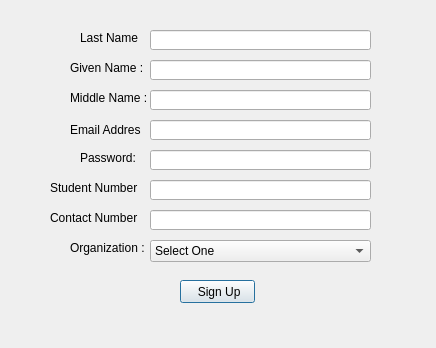
Before: the Qt Designer form signUp.ui in jvgcalites/Room-Reservation, drawn with Qt 5.
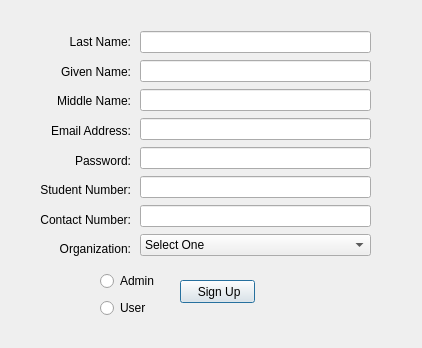
After: the same form once the commit is applied.

```diff
--- a/signUp.ui
+++ b/signUp.ui
@@ -6,87 +6,113 @@
    <rect>
     <x>0</x>
     <y>0</y>
-    <width>436</width>
+    <width>422</width>
     <height>348</height>
    </rect>
   </property>
   <property name="windowTitle">
    <string>Dialog</string>
   </property>
-  <widget class="QLabel" name="label_givenName">
+  <widget class="QPushButton" name="pushButton_signUp">
    <property name="geometry">
     <rect>
-     <x>70</x>
-     <y>60</y>
-     <width>81</width>
-     <height>16</height>
+     <x>180</x>
+     <y>280</y>
+     <width>75</width>
+     <height>23</height>
     </rect>
    </property>
    <property name="text">
-    <string>Given Name :</string>
+    <string> Sign Up</string>
    </property>
   </widget>
-  <widget class="QLabel" name="label_studentNumber">
+  <widget class="QWidget" name="verticalLayoutWidget">
    <property name="geometry">
     <rect>
-     <x>50</x>
-     <y>180</y>
-     <width>91</width>
-     <height>16</height>
+     <x>100</x>
+     <y>270</y>
+     <width>71</width>
+     <height>51</height>
     </rect>
    </property>
+   <layout class="QVBoxLayout" name="verticalLayout">
+    <item>
+     <widget class="QRadioButton" name="radioButton_admin">
    <property name="text">
-    <string>Student Number : </string>
-   </property>
-  </widget>
+       <string>Admin</string>
+      </property>
+     </widget>
+    </item>
+    <item>
+     <widget class="QRadioButton" name="radioButton_User">
+      <property name="text">
+       <string>User </string>
+      </property>
+     </widget>
+    </item>
+   </layout>
+  </widget>
+  <widget class="QWidget" name="layoutWidget">
+   <property name="geometry">
+    <rect>
+     <x>140</x>
+     <y>30</y>
+     <width>231</width>
+     <height>231</height>
+    </rect>
+   </property>
+   <layout class="QVBoxLayout" name="verticalLayout_3">
+    <item>
   <widget class="QLineEdit" name="lineEdit_lastName">
-   <property name="geometry">
-    <rect>
-     <x>150</x>
-     <y>30</y>
-     <width>221</width>
-     <height>20</height>
-    </rect>
-   </property>
+      <property name="text">
+       <string/>
+      </property>
+     </widget>
+    </item>
+    <item>
+     <widget class="QLineEdit" name="lineEdit_givenName">
    <property name="text">
     <string/>
    </property>
   </widget>
+    </item>
+    <item>
   <widget class="QLineEdit" name="lineEdit_middleName">
-   <property name="geometry">
-    <rect>
-     <x>150</x>
-     <y>90</y>
-     <width>221</width>
-     <height>20</height>
-    </rect>
-   </property>
+      <property name="text">
+       <string/>
+      </property>
+     </widget>
+    </item>
+    <item>
+     <widget class="QLineEdit" name="lineEdit_emailAddress">
    <property name="text">
     <string/>
    </property>
   </widget>
-  <widget class="QLabel" name="label_organization">
-   <property name="geometry">
-    <rect>
-     <x>70</x>
-     <y>240</y>
-     <width>91</width>
-     <height>16</height>
-    </rect>
-   </property>
+    </item>
+    <item>
+     <widget class="QLineEdit" name="lineEdit_password">
+      <property name="text">
+       <string/>
+      </property>
+     </widget>
+    </item>
+    <item>
+     <widget class="QLineEdit" name="lineEdit_studentNumber">
    <property name="text">
-    <string>Organization :</string>
-   </property>
-  </widget>
+       <string/>
+      </property>
+     </widget>
+    </item>
+    <item>
+     <widget class="QLineEdit" name="lineEdit_contactNum">
+      <property name="text">
+       <string/>
+      </property>
+     </widget>
+    </item>
+    <item>
   <widget class="QComboBox" name="comboBox_organization">
-   <property name="geometry">
-    <rect>
-     <x>150</x>
-     <y>240</y>
-     <width>221</width>
-     <height>22</height>
-    </rect>
-   </property>
    <item>
     <property name="text">
      <string>Select One</string>
@@ -138,150 +164,115 @@
     </property>
    </item>
   </widget>
-  <widget class="QLabel" name="label_contantNum">
-   <property name="geometry">
-    <rect>
-     <x>50</x>
-     <y>210</y>
-     <width>91</width>
-     <height>16</height>
-    </rect>
-   </property>
-   <property name="text">
-    <string>Contact Number : </string>
-   </property>
+    </item>
+   </layout>
   </widget>
-  <widget class="QPushButton" name="pushButton_signUp">
+  <widget class="QWidget" name="layoutWidget">
    <property name="geometry">
     <rect>
-     <x>180</x>
-     <y>280</y>
-     <width>75</width>
-     <height>23</height>
+     <x>20</x>
+     <y>30</y>
+     <width>111</width>
+     <height>231</height>
     </rect>
    </property>
-   <property name="text">
-    <string> Sign Up</string>
-   </property>
-  </widget>
-  <widget class="QLineEdit" name="lineEdit_contactNum">
-   <property name="geometry">
-    <rect>
-     <x>150</x>
-     <y>210</y>
-     <width>221</width>
-     <height>20</height>
-    </rect>
-   </property>
-   <property name="text">
-    <string/>
-   </property>
-  </widget>
-  <widget class="QLineEdit" name="lineEdit_studentNumber">
-   <property name="geometry">
-    <rect>
-     <x>150</x>
-     <y>180</y>
-     <width>221</width>
-     <height>20</height>
-    </rect>
-   </property>
-   <property name="text">
-    <string/>
-   </property>
-  </widget>
-  <widget class="QLabel" name="label_middleName">
-   <property name="geometry">
-    <rect>
-     <x>70</x>
-     <y>90</y>
-     <width>81</width>
-     <height>16</height>
-    </rect>
-   </property>
-   <property name="text">
-    <string>Middle Name : </string>
-   </property>
-  </widget>
-  <widget class="QLineEdit" name="lineEdit_givenName">
-   <property name="geometry">
-    <rect>
-     <x>150</x>
-     <y>60</y>
-     <width>221</width>
-     <height>20</height>
-    </rect>
-   </property>
-   <property name="text">
-    <string/>
-   </property>
-  </widget>
+   <layout class="QVBoxLayout" name="verticalLayout_4">
+    <item>
   <widget class="QLabel" name="label_lastName">
-   <property name="geometry">
-    <rect>
-     <x>80</x>
-     <y>30</y>
-     <width>61</width>
-     <height>16</height>
-    </rect>
-   </property>
    <property name="text">
-    <string>Last Name : </string>
-   </property>
-  </widget>
-  <widget class="QLabel" name="label_password">
-   <property name="geometry">
-    <rect>
-     <x>80</x>
-     <y>150</y>
-     <width>61</width>
-     <height>16</height>
-    </rect>
-   </property>
-   <property name="text">
-    <string>Password:</string>
-   </property>
-  </widget>
-  <widget class="QLineEdit" name="lineEdit_password">
-   <property name="geometry">
-    <rect>
-     <x>150</x>
-     <y>150</y>
-     <width>221</width>
-     <height>20</height>
-    </rect>
-   </property>
+       <string>        Last Name:</string>
+      </property>
+      <property name="alignment">
+       <set>Qt::AlignRight|Qt::AlignTrailing|Qt::AlignVCenter</set>
+      </property>
+     </widget>
+    </item>
+    <item>
+     <widget class="QLabel" name="label_givenName">
    <property name="text">
-    <string/>
-   </property>
-  </widget>
-  <widget class="QLineEdit" name="lineEdit_emailAddress">
-   <property name="geometry">
-    <rect>
-     <x>150</x>
-     <y>120</y>
-     <width>221</width>
-     <height>20</height>
-    </rect>
-   </property>
+       <string>      Given Name:</string>
+      </property>
+      <property name="alignment">
+       <set>Qt::AlignRight|Qt::AlignTrailing|Qt::AlignVCenter</set>
+      </property>
+     </widget>
+    </item>
+    <item>
+     <widget class="QLabel" name="label_middleName">
    <property name="text">
-    <string/>
-   </property>
-  </widget>
+       <string>     Middle Name:</string>
+      </property>
+      <property name="alignment">
+       <set>Qt::AlignRight|Qt::AlignTrailing|Qt::AlignVCenter</set>
+      </property>
+     </widget>
+    </item>
+    <item>
   <widget class="QLabel" name="label_emailAddress">
-   <property name="geometry">
-    <rect>
-     <x>70</x>
-     <y>120</y>
-     <width>71</width>
-     <height>20</height>
-    </rect>
-   </property>
+      <property name="text">
+       <string>    Email Address:</string>
+      </property>
+      <property name="alignment">
+       <set>Qt::AlignRight|Qt::AlignTrailing|Qt::AlignVCenter</set>
+      </property>
+     </widget>
+    </item>
+    <item>
+     <widget class="QLabel" name="label_password">
    <property name="text">
-    <string>Email Address:</string>
-   </property>
-  </widget>
- </widget>
+       <string>           Password:</string>
+      </property>
+      <property name="alignment">
+       <set>Qt::AlignRight|Qt::AlignTrailing|Qt::AlignVCenter</set>
+      </property>
+     </widget>
+    </item>
+    <item>
+     <widget class="QLabel" name="label_studentNumber">
+      <property name="text">
+       <string>Student Number:</string>
+      </property>
+      <property name="alignment">
+       <set>Qt::AlignRight|Qt::AlignTrailing|Qt::AlignVCenter</set>
+      </property>
+     </widget>
+    </item>
+    <item>
+     <widget class="QLabel" name="label_contantNum">
+      <property name="text">
+       <string>Contact Number:</string>
+      </property>
+      <property name="alignment">
+       <set>Qt::AlignRight|Qt::AlignTrailing|Qt::AlignVCenter</set>
+      </property>
+     </widget>
+    </item>
+    <item>
+     <widget class="QLabel" name="label_organization">
+      <property name="text">
+       <string>     Organization:</string>
+      </property>
+      <property name="alignment">
+       <set>Qt::AlignRight|Qt::AlignTrailing|Qt::AlignVCenter</set>
+      </property>
+     </widget>
+    </item>
+   </layout>
+  </widget>
+ </widget>
+ <tabstops>
+  <tabstop>lineEdit_lastName</tabstop>
+  <tabstop>lineEdit_givenName</tabstop>
+  <tabstop>lineEdit_middleName</tabstop>
+  <tabstop>lineEdit_emailAddress</tabstop>
+  <tabstop>lineEdit_password</tabstop>
+  <tabstop>lineEdit_studentNumber</tabstop>
+  <tabstop>lineEdit_contactNum</tabstop>
+  <tabstop>comboBox_organization</tabstop>
+  <tabstop>radioButton_admin</tabstop>
+  <tabstop>radioButton_User</tabstop>
+  <tabstop>pushButton_signUp</tabstop>
+ </tabstops>
  <resources/>
  <connections/>
 </ui>
```
Lines whose indentation alone changed are shown as unchanged.
